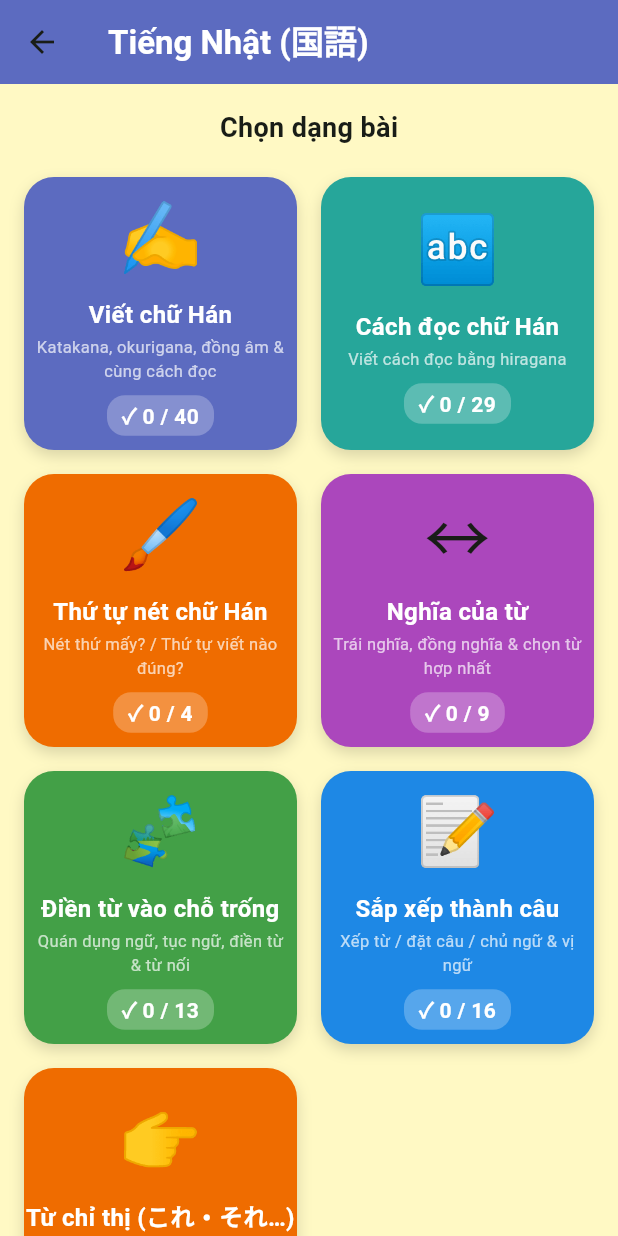
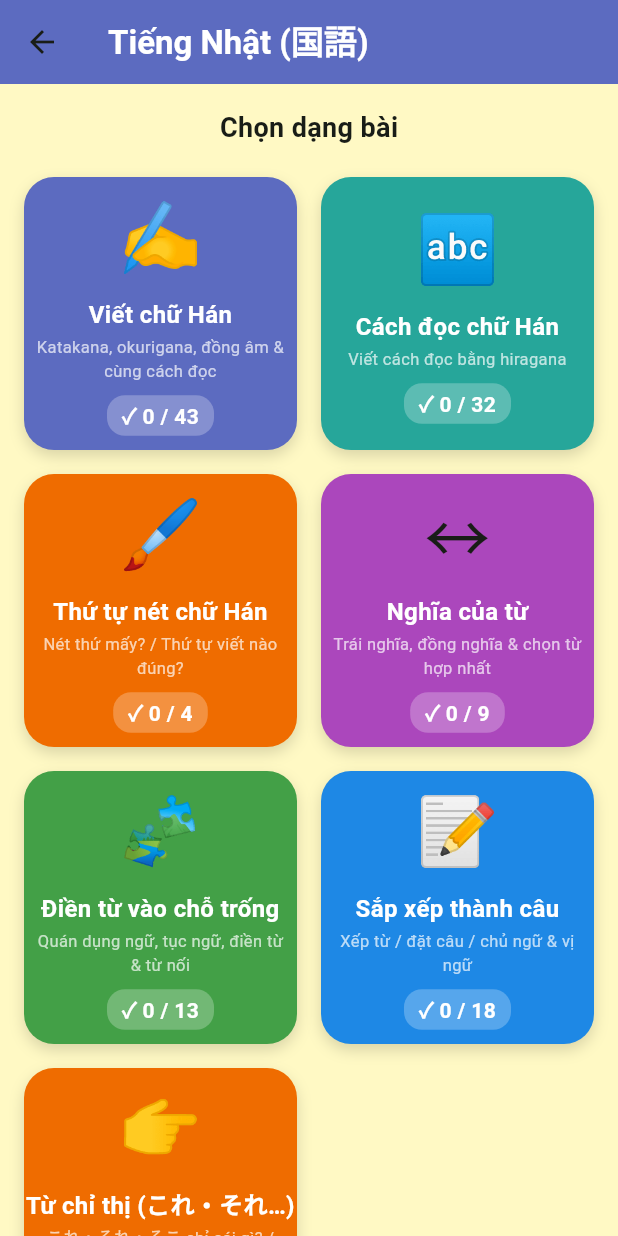
Before and after one commit to Hong-son/zukei_puzzle, a Flutter app: the screen it shows after launch, after a tap on "English", after a tap on "Tiếng Việt", after a tap on "Tiếng Nhật (国語)", on a phone screen of 412 x 824 dp. Run offline on Flutter 3.47's test engine with Material 3 defaults, Android fonts, the phone set to English and light mode, and no system bars; our stand-ins replace flutter_animate, shared_preferences.

Commit message:
20261128 Version

```diff
--- a/lib/screens/kokugo_category_screen.dart
+++ b/lib/screens/kokugo_category_screen.dart
@@ -88,7 +88,7 @@ class KokugoCategoryScreen extends StatelessWidget {
                       if (lesson.kind == 'hantai') return KokugoHantaiScreen(lesson: lesson);
                       if (lesson.kind == 'ruigi') return KokugoRuigiScreen(lesson: lesson);
                       if (lesson.kind == 'kanyou') return KokugoIdiomScreen(lesson: lesson);
-                      if (lesson.kind == 'setsuzoku' || lesson.kind == 'tsunagi' || lesson.kind == 'doyomi') return KokugoWordScreen(lesson: lesson);
+                      if (lesson.kind == 'setsuzoku' || lesson.kind == 'tsunagi' || lesson.kind == 'doyomi' || lesson.kind == 'kosoado') return KokugoWordScreen(lesson: lesson);
                       if (lesson.kind == 'narabe') return KokugoNarabeScreen(lesson: lesson);
                       if (lesson.kind == 'bunsaku') return KokugoBunScreen(lesson: lesson);
                       if (lesson.kind == 'shiji' || lesson.kind == 'erabu') return KokugoShijiScreen(lesson: lesson);
--- a/lib/screens/kokugo_menu_screen.dart
+++ b/lib/screens/kokugo_menu_screen.dart
@@ -82,13 +82,13 @@ class KokugoMenuScreen extends StatelessWidget {
     },
     {
       'id': 'shiji',
-      'kinds': ['shiji'],
+      'kinds': ['shiji', 'kosoado'],
       'icon': '👉',
       'name': {'ja': 'こそあど ことば', 'en': 'This / That Words', 'vi': 'Từ chỉ thị (これ・それ…)'},
       'desc': {
-        'ja': 'これ・それ・そこは なにを さしているかな？',
-        'en': 'What does これ / それ / そこ point to?',
-        'vi': 'これ・それ・そこ chỉ vào cái gì?'
+        'ja': 'これ・それ・そこは なにを さしているかな？・この その あの どの',
+        'en': 'What does これ / それ point to? / この・その・あの・どの',
+        'vi': 'これ・それ・そこ chỉ cái gì? / điền この・その・あの・どの'
       },
       'color': Color(0xFFEF6C00),
     },
--- a/lib/services/kokugo_engine.dart
+++ b/lib/services/kokugo_engine.dart
@@ -5,7 +5,7 @@ import 'stroke_data.dart';
 // Bai 国語 (lop 1): viet chu Han (kaki) va viet cach doc (yomi).
 // Kho tu vung va cau vi du do ta tu soan.
 class KokugoEngine {
-  static const List<String> kinds = ['kaki', 'yomi', 'hitsujun', 'kakijun', 'shugo', 'kotowaza', 'hantai', 'kanyou', 'setsuzoku', 'doon', 'ruigi', 'narabe', 'bunsaku', 'shiji', 'erabu', 'tsunagi', 'doyomi', 'hantaigo'];
+  static const List<String> kinds = ['kaki', 'yomi', 'hitsujun', 'kakijun', 'shugo', 'kotowaza', 'hantai', 'kanyou', 'setsuzoku', 'doon', 'ruigi', 'narabe', 'bunsaku', 'shiji', 'erabu', 'tsunagi', 'doyomi', 'hantaigo', 'kosoado'];
 
   static const Map<String, Map<String, String>> baseNames = {
     'kaki': {'ja': 'かん字を かこう', 'en': 'Write the Kanji', 'vi': 'Viết chữ Hán'},
@@ -25,6 +25,7 @@ class KokugoEngine {
     'erabu': {'ja': 'あう ことばを えらぼう', 'en': 'Choose the Best Word', 'vi': 'Chọn từ phù hợp nhất'},
     'tsunagi': {'ja': 'つなぎことば', 'en': 'Connecting Words', 'vi': 'Từ nối (つなぎことば)'},
     'doyomi': {'ja': 'おなじ よみの かん字', 'en': 'Kanji with the Same Reading', 'vi': 'Chữ Hán cùng cách đọc'},
+    'kosoado': {'ja': 'こそあど ことばを かこう', 'en': 'Fill in This / That Words', 'vi': 'Điền この・その・あの・どの'},
     'hantaigo': {'ja': 'はんたいの いみの ことば', 'en': 'Opposite Words', 'vi': 'Từ trái nghĩa'},
   };
 
@@ -104,6 +105,13 @@ class KokugoEngine {
         'vi': 'Tìm trong khung các chữ Hán có cùng cách đọc đã cho rồi điền vào ô. Mỗi chữ chỉ dùng một lần.',
       };
     }
+    if (kind == 'kosoado') {
+      return {
+        'ja': 'つぎの □に「この・その・あの・どの」の どれかを、えらんで かきましょう。',
+        'en': 'Choose one of この・その・あの・どの to fill each box.',
+        'vi': 'Chọn một trong この・その・あの・どの điền vào mỗi ô.',
+      };
+    }
     if (kind == 'hantaigo') {
       return {
         'ja': 'つぎの ──せんの ことばと はんたいの いみの ことばを、ひらがなで（　）に かきましょう。',
@@ -211,6 +219,13 @@ class KokugoEngine {
           : lang == 'en'
               ? 'Something is wrong. Put your choice in place of the underlined word and read it again'
               : 'Có chỗ chưa đúng. Hãy thay từ gạch chân bằng đáp án đã chọn rồi đọc lại';
+    }
+    if (kind == 'kosoado') {
+      return lang == 'ja'
+          ? 'ちがう ところが あるよ。ものが ちかいか とおいか、はっきりしないか よく かんがえよう'
+          : lang == 'en'
+              ? 'Something is wrong. Think: is the thing near, far, or unclear?'
+              : 'Có chỗ chưa đúng. Hãy nghĩ xem vật đó ở gần, ở xa hay chưa rõ';
     }
     if (kind == 'erabu') {
       return lang == 'ja'
@@ -348,7 +363,44 @@ class KokugoEngine {
       ['イ', '一', '足', ['そく', 'いっそく'], 'のくつ。'],
       ['ウ', '五と八を', '足', ['た'], 'す。'],
     ],
-  ];
+    [
+      ['ア', '', '休', ['きゅう'], '日'],
+      ['イ', 'こころが', '休', ['やす'], 'まる。'],
+      ['ウ', 'ひる', '休', ['やす'], 'み'],
+    ],
+    [
+      ['ア', '水を', '入', ['い'], 'れる。'],
+      ['イ', 'きょうしつに', '入', ['はい'], 'る。'],
+      ['ウ', '', '入', ['にゅう'], '学しき。'],
+    ],
+    [
+      ['ア', 'そとに', '出', ['で'], 'る。'],
+      ['イ', '手がみを', '出', ['だ'], 'す。'],
+      ['ウ', '', '出', ['しゅっ', 'しゅつ', 'しゅっぱつ'], 'ぱつする。'],
+    ],
+  ];
+
+  // かん字を かこう (ページ1 (1)): かたかなを かん字に ①〜⑨ を 3もんずつ
+  static List<List<KokugoItem>> _kakiPage1() {
+    KokugoItem ki(int no, List<KokugoPart> parts) => KokugoItem(label: _circ[no], parts: parts);
+    return [
+      [
+        ki(0, [_t('もうどう'), _b('犬', 'ケン')]),
+        ki(1, [_b('竹', 'タケ'), _t('とんぼ')]),
+        ki(2, [_b('早口', 'ハヤ|クチ'), _t('で はなす。')]),
+      ],
+      [
+        ki(3, [_t('しゃしんを'), _b('見', 'ミ'), _t('る。')]),
+        ki(4, [_t('はしらが'), _b('立', 'タ'), _t('つ。')]),
+        ki(5, [_t('む'), _b('口', 'クチ'), _t('な'), _b('人', 'ヒト'), _t('。')]),
+      ],
+      [
+        ki(6, [_t('にわの ざっ'), _b('草', 'ソウ'), _t('。')]),
+        ki(7, [_t('さくら'), _b('貝', 'ガイ'), _t('を ひろう。')]),
+        ki(8, [_b('目', 'モク'), _t('てきを もつ。')]),
+      ],
+    ];
+  }
 
   // ページ3 (2): ──せんの かん字の よみ。（ ）の ひらがなは 本に ふりがなとして 出ている よみ
   static const List<String> _yomiSent2 = [
@@ -976,6 +1028,36 @@ class KokugoEngine {
         parts: [_t(e[0]), _b(e[1], ''), if (e[2].isNotEmpty) _t(e[2])],
       );
 
+  // kosoado (こそあどことば): [まえ, こたえ, あと]. ことばは なんども つかえる (extra.reuse)
+  static const List<String> _kosoadoWords = ['この', 'その', 'あの', 'どの'];
+  static const List<List<String>> _kosoadoBook = [
+    ['きみの もっている', 'その', 'けしゴムを、ぼくに かして くれないか。'],
+    ['ぼくは、いつか とおくに 見《み》える', 'あの', '山《やま》の ちょう上《じょう》に のぼってみたい。'],
+    ['ずいぶん あるいたね。いったい', 'どの', 'くらい じかんが たっただろう。'],
+    ['わたしが きている', 'この', 'セーターは、ははの 手《て》づくりです。'],
+    ['校《こう》ていの すみに、ピンクの 花《はな》が 見《み》えますね。', 'あの', '花は、一年生《いちねんせい》が せわを している コスモスです。'],
+  ];
+  static const List<List<String>> _kosoadoExtra = [
+    ['わたしが いま もっている', 'この', 'ほんは、たからものです。'],
+    ['あなたが かいた', 'その', 'えは、とても じょうずですね。'],
+    ['むこうに 見える', 'あの', 'たてものは、しょうがっこうです。'],
+    ['ぼくが いま はいている', 'この', 'くつは、あたらしいです。'],
+    ['あそこに いる', 'あの', '犬は、ぼくの 犬です。'],
+    ['ここに ある 三まいの 絵の うち、', 'どの', '絵が いちばん すきですか。'],
+    ['あなたが いま つかっている', 'その', 'えんぴつを かして ください。'],
+    ['とおくに 見える', 'あの', '山を こえると、うみが あります。'],
+    ['', 'どの', 'かさが きみの ですか。'],
+  ];
+  static KokugoItem _kosoadoItem(int no, List<String> e) => KokugoItem(
+        label: '（${no + 1}）',
+        parts: [
+          if (e[0].isNotEmpty) _t(e[0]),
+          KokugoPart('', blank: true, reads: [e[1]]),
+          _t(e[2]),
+        ],
+        extra: const {'reuse': true},
+      );
+
   static KokugoItem _tsunagiItem(int no, List<String> e) => KokugoItem(
         label: '（${no + 1}）',
         parts: [
@@ -1017,6 +1099,11 @@ class KokugoEngine {
     ['じまんする', 'あてる', ['クイズの こたえを あてて、みんなに じまんした。', 'ぼくが あてたと じまんする ともだちが いる。']],
     ['はずかしい', 'しっぱい', ['はっぴょうで しっぱいして、はずかしかった。', 'しっぱいした ことが はずかしくて、かおが あかく なった。']],
     ['あんしん', 'みつかる', ['なくした さいふが みつかって、あんしんした。', 'いなく なった いぬが みつかったと きいて、あんしんした。']],
+    // 本の 10 (ページ5 ⑥)
+    ['こまる', 'やくそく', ['やくそくの じかんに まにあわなくて、こまりました。', 'こまっている ともだちと、たすけあう やくそくを しました。']],
+    ['しんぱい', 'ともだち', ['ともだちが びょうきで、しんぱいです。', 'しんぱいして、ともだちに でんわを しました。']],
+    ['きまりが わるい', 'パーティー', ['パーティーで なまえを まちがえて、きまりが わるかった。', 'きまりが わるくて、パーティーを はやく かえりました。']],
+    ['はらが たつ', 'たいせつな', ['たいせつな おもちゃを こわされて、はらが たった。', 'はらが たっても、たいせつな ともだちには やさしく したい。']],
   ];
 
   // bunsaku: [tu 1, tu 2, [cac cau mau]] (cau mau de tu cham ○✕)
@@ -1100,6 +1187,13 @@ class KokugoEngine {
     'あてる': ['あてる', 'あて', 'あてた', 'あてて', 'あてら'],
     'しっぱい': ['しっぱい'],
     'みつかる': ['みつかる', 'みつかり', 'みつかって', 'みつかった', 'みつから'],
+    'こまる': ['こまる', 'こまり', 'こまって', 'こまった', 'こまら', '困'],
+    'やくそく': ['やくそく', '約束'],
+    'ともだち': ['ともだち', '友だち', '友達'],
+    'きまりが わるい': ['きまりが わるい', 'きまりが わるく', 'きまりが わるかった', 'きまりがわるい', 'きまりがわるく', 'きまりがわるかった'],
+    'パーティー': ['パーティー', 'パーティ'],
+    'はらが たつ': ['はらが たつ', 'はらが たち', 'はらが たった', 'はらが たって', 'はらが たた', 'はらがたつ', 'はらがたち', 'はらがたった', 'はらがたって', 'はらがたた', '腹が立', '腹がた'],
+    'たいせつな': ['たいせつ', '大せつ', '大切'],
   };
 
   // bunsaku: nghia cua tu, giai thich de hieu cho tre (ja / en / vi)
@@ -1166,6 +1260,13 @@ class KokugoEngine {
     'じまんする': {'ja': 'じぶんの いい ところや とくいな ことを、ほかの ひとに えらそうに 見せたり いったり する こと。', 'en': 'To show off or boast about something you are proud of.', 'vi': 'Khoe khoang điều mình giỏi hoặc điều mình tự hào với người khác.'},
     'あてる': {'ja': 'もんだいの こたえを ぴたりと いう こと。ほかに、ねらった ところに ぶつける ことも あてると いうよ。', 'en': 'To guess the right answer. (It can also mean to hit a target.)', 'vi': 'Đoán trúng đáp án. (Cũng có nghĩa là ném/đánh trúng mục tiêu.)'},
     'しっぱい': {'ja': 'うまく いかなかった こと。まちがえて しまう こと。', 'en': 'A failure; when things did not go well or you made a mistake.', 'vi': 'Thất bại, làm không thành hoặc mắc lỗi.'},
+    'こまる': {'ja': 'どうして いいか わからなくて、なやんで しまう こと。', 'en': 'Being in trouble and not knowing what to do.', 'vi': 'Rắc rối, khó xử, không biết phải làm sao.'},
+    'やくそく': {'ja': 'ひとと「こうしようね」と かたく きめる こと。', 'en': 'A promise; a firm agreement with someone to do something.', 'vi': 'Lời hứa, thỏa thuận chắc chắn với người khác.'},
+    'ともだち': {'ja': 'いっしょに あそんだり はなしたり する、なかの いい ひと。', 'en': 'A friend; someone you like to play and talk with.', 'vi': 'Bạn bè, người chơi và trò chuyện thân thiết.'},
+    'きまりが わるい': {'ja': 'ひとの まえで しっぱいして、はずかしくて きまずい きもち。', 'en': 'Feeling awkward and embarrassed in front of others, for example after a mistake.', 'vi': 'Cảm giác ngượng ngùng, xấu hổ trước mặt người khác.'},
+    'パーティー': {'ja': 'みんなで あつまって、たべたり あそんだり して おいわいを する かい。', 'en': 'A party where people gather to eat, play and celebrate.', 'vi': 'Bữa tiệc, mọi người tụ họp ăn uống vui chơi chúc mừng.'},
+    'はらが たつ': {'ja': 'いやな ことが あって、おこりたく なる こと。', 'en': 'To get angry; feeling mad because of something unpleasant.', 'vi': 'Nổi giận, tức vì chuyện khó chịu.'},
+    'たいせつな': {'ja': 'とても だいじで、おろそかに できない こと。', 'en': 'Very important; something you must treat with care.', 'vi': 'Quan trọng, quý giá, không thể xem nhẹ.'},
     'みつかる': {'ja': 'さがして いた ものが 見つけられる こと。かくれていた ものが 見られて しまう ことも いうよ。', 'en': 'To be found; something you were looking for turns up.', 'vi': 'Được tìm thấy; thứ đang tìm đã xuất hiện.'},
   };
 
@@ -1536,6 +1637,20 @@ class KokugoEngine {
             items: [for (var i = n * 3; i < n * 3 + 3; i++) _okuriItem(i, _okuriBook[i])],
             bank: _okuriBank,
           ),
+        // かん字を かこう (ページ1 (1)): 上の _kakiPage1
+        for (var n = 0; n < 3; n++)
+          KokugoLesson(
+            id: 'KK${(n + kakiExtra.length + kakiMore.length + 12).toString().padLeft(3, '0')}',
+            title: {
+              'ja': 'かん字を かこう ${n + kakiExtra.length + kakiMore.length + 12}',
+              'en': 'Write the Kanji ${n + kakiExtra.length + kakiMore.length + 12}',
+              'vi': 'Viết chữ Hán ${n + kakiExtra.length + kakiMore.length + 12}',
+            },
+            question: questionFor('kaki'),
+            kind: 'kaki',
+            difficulty: 2,
+            items: _kakiPage1()[n],
+          ),
         // かん字の よみ (本・名・文): 3 bai
         for (var n = 0; n < 3; n++)
           KokugoLesson(
@@ -1569,8 +1684,8 @@ class KokugoEngine {
                 ..._yomiSentence(g, _yomiSent2[g]),
             ],
           ),
-        // かん字の よみ ページ1 (2): おなじ かん字の ちがう よみ (人・立・足) ① ② ③ を 1つずつ
-        for (var n = 0; n < 3; n++)
+        // かん字の よみ ページ1 (2): おなじ かん字の ちがう よみ (人・立・足 / 休・入・出) を 1つずつ
+        for (var n = 0; n < _yomiSame.length; n++)
           KokugoLesson(
             id: 'KY${(n + 27).toString().padLeft(3, '0')}',
             title: {
@@ -1583,7 +1698,7 @@ class KokugoEngine {
             difficulty: 2,
             items: [
               for (final e in _yomiSame[n])
-                KokugoItem(label: '${_circ[n]}${e[0]}', parts: [
+                KokugoItem(label: '${_circ[n % 3]}${e[0]}', parts: [
                   if ((e[1] as String).isNotEmpty) _t(e[1] as String),
                   _y(e[2] as String, (e[3] as List).cast<String>()),
                   if ((e[4] as String).isNotEmpty) _t(e[4] as String),
@@ -1866,6 +1981,23 @@ class KokugoEngine {
             ],
             bank: _tsunagiWords,
           ),
+        // こそあど ことば: 本の 5 (1)〜(5) を 3・2 もんに わける
+        for (var n = 0; n < 2; n++)
+          KokugoLesson(
+            id: 'KS00${n + 1}',
+            title: {
+              'ja': 'こそあど ことばを かこう ${n + 1}',
+              'en': 'Fill in This / That Words ${n + 1}',
+              'vi': 'Điền この・その・あの・どの ${n + 1}',
+            },
+            question: questionFor('kosoado'),
+            kind: 'kosoado',
+            difficulty: 2,
+            items: [
+              for (var i = n * 3; i < (n == 0 ? 3 : 5); i++) _kosoadoItem(i, _kosoadoBook[i]),
+            ],
+            bank: _kosoadoWords,
+          ),
         // おなじ よみの かん字: 本の 2 ② の 4つの よみを 2つずつの 問題に わける
         for (var n = 0; n < 2; n++)
           KokugoLesson(
@@ -2414,6 +2546,20 @@ class KokugoEngine {
         bank: chars,
       );
     }
+    if (kind == 'kosoado') {
+      final count = lv == 1 ? 3 : 4;
+      final pool = [..._kosoadoBook, ..._kosoadoExtra]..shuffle(r);
+      return KokugoLesson(
+        id: id,
+        title: title,
+        question: questionFor('kosoado'),
+        kind: 'kosoado',
+        difficulty: lv,
+        isAutoGenerated: true,
+        items: [for (var i = 0; i < count; i++) _kosoadoItem(i, pool[i])],
+        bank: _kosoadoWords,
+      );
+    }
     if (kind == 'doyomi') {
       final gc = lv == 1 ? 2 : 3;
       final pool = List<List<dynamic>>.from(_doyomiPool)..shuffle(r);
--- a/lib/services/word_help.dart
+++ b/lib/services/word_help.dart
@@ -53,6 +53,13 @@ class WordHelp {
     'もうしわけない': ['', '', '', '🏺|コップを わった/🙇|ごめんなさい'],
     'かんちがい': ['', '', '', '👀|あれ？ ともだちだ/🙄|ちがう人だった'],
     'うしろめたい': ['', '', '', '🍪|ないしょで たべた/😓|わるいことを した…'],
+    'こまる': ['', '', '', '🔑|かぎが ない！/😰|どうしよう… こまった'],
+    'やくそく': ['', '', '', '🤝|ゆびきり げんまん/📅|あした あそぼうね'],
+    'ともだち': ['', '', '', '👦|いっしょに あそぼう/👧|うん！/😄|ともだち'],
+    'きまりが わるい': ['', '', '', '🙋|なまえを まちがえた/😅|あちゃ… きまりが わるい'],
+    'パーティー': ['', '', '', '🎂|ケーキだ！/🎉|みんなで パーティー'],
+    'はらが たつ': ['', '', '', '🧸|おもちゃを とられた/😠|はらが たつ！'],
+    'たいせつな': ['とても だいじに おもう。', 'Something you value very much.', 'Rất quan trọng, rất trân trọng.', '💎|わたしの たからもの/🤗|だいじに する'],
     'たからもの': ['', '', '', '💎|ピカピカ/🎁|わたしの たからもの'],
     'ふまん': ['', '', '', '🍰|ぼくの ケーキだけ ちいさい/😠|ふまん！'],
     'うわさ': ['', '', '', '🗣|〜さんがね…/👂|うわさが ひろがる'],
@@ -94,7 +101,6 @@ class WordHelp {
     'すぐれる': ['ほかより よい。ちからが うえ。', 'To be better than others.', 'Giỏi hơn, vượt trội hơn người khác.', '🏃|よーい どん！/🥇|いちばん！ すぐれている'],
     'まさる': ['ほかより よい。ちからが うえ。', 'To be better than others.', 'Giỏi hơn, vượt trội hơn người khác.', '🏃|よーい どん！/🥇|いちばん！ すぐれている'],
     'びっくりする': ['おもわない ことで、はっと する。', 'To be startled by something unexpected.', 'Giật mình vì điều bất ngờ.', '🎁|ぱかっ！/😲|びっくり！'],
-    'たいせつな': ['とても だいじに おもう。', 'Something you value very much.', 'Rất quan trọng, rất trân trọng.', '💎|わたしの たからもの/🤗|だいじに する'],
     'だいじな': ['とても だいじに おもう。', 'Something you value very much.', 'Rất quan trọng, rất trân trọng.', '💎|わたしの たからもの/🤗|だいじに する'],
     'こわい': ['おそろしくて、ぞっと する。', 'Scary; it makes you shiver.', 'Đáng sợ, làm người ta run lên.', '👻|ばあっ！/😱|こわい！'],
     'すぐに': ['じかんを おかず、すぐ。', 'Right away, without waiting.', 'Ngay lập tức, không chần chừ.', '🔔|チャイムが なった/🏃|ただちに！'],
```
Also changed, not shown: lib/screens/kokugo_word_screen.dart (+84 -3 lines).
